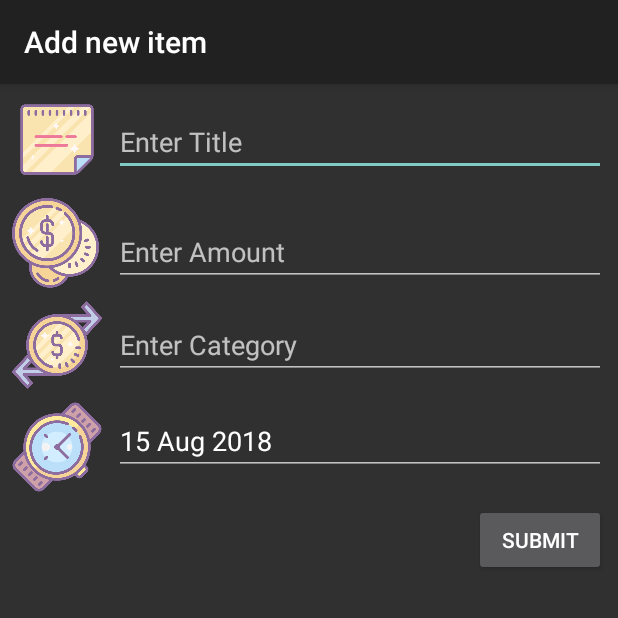
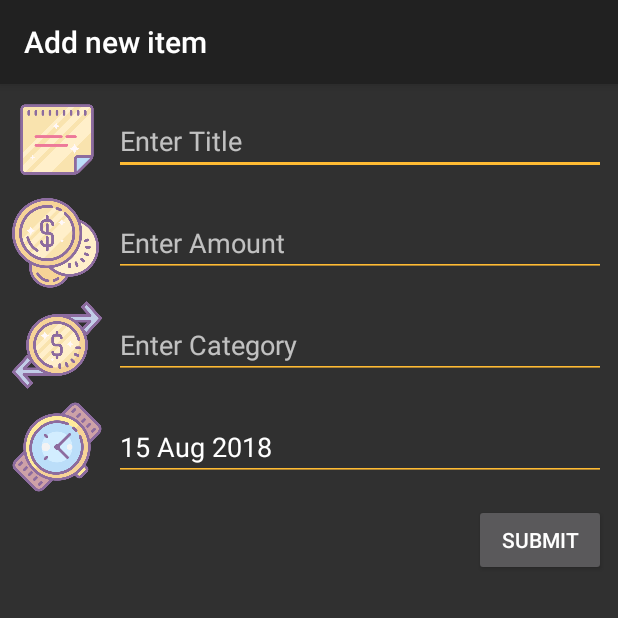
Before and after one commit to napattk/Budgeteer, an Android app: the screen it shows after launch (AddNewItemActivity), after a tap on an icon or button, on a phone screen of 412 x 824 dp, the top half of it. Run offline under Robolectric (Android 15) with nearby library versions, the phone set to English and light mode, and no system bars.

Commit message:
DB fetch for summary view activity

```diff
--- a/app/src/main/AndroidManifest.xml
+++ b/app/src/main/AndroidManifest.xml
@@ -31,7 +31,8 @@
         <activity
             android:name=".categoryPickerActivity"
             android:label="@string/title_activity_category_picker" />
-        <activity android:name=".CategoryPickerDialog"></activity>
+        <activity android:name=".CategoryPickerDialog" />
+        <activity android:name=".SummaryViewActivity"></activity>
     </application>
 
 </manifest>
--- a/app/src/main/java/com/example/mickey/budgeteer/MainActivity.kt
+++ b/app/src/main/java/com/example/mickey/budgeteer/MainActivity.kt
@@ -8,9 +8,11 @@ import android.support.v7.widget.LinearLayoutManager
 import android.view.Menu
 import android.view.MenuItem
 import kotlinx.android.synthetic.main.activity_main.*
-import java.util.*
 
 class MainActivity : AppCompatActivity() {
+
+    var year: String? = null;
+    var month: String? = null;
 
     override fun onCreate(savedInstanceState: Bundle?) {
         super.onCreate(savedInstanceState)
@@ -23,8 +25,8 @@ class MainActivity : AppCompatActivity() {
         val budgetItems :MutableList<Budget>
 
         //Check intent
-        val year = intent!!.getStringExtra("year")
-        val month = intent!!.getStringExtra("month")
+        year = intent!!.getStringExtra("year")
+        month = intent!!.getStringExtra("month")
 
         if(year != null && month != null){
             budgetItems = dbHandler.readDataFromMonth(year,month)
@@ -80,7 +82,15 @@ class MainActivity : AppCompatActivity() {
                 startActivity(intent)
                 return true
             }
+            R.id.summarySelect -> {
+                val intent = Intent(this, SummaryViewActivity::class.java)
 
+                intent.putExtra("year",year)
+                intent.putExtra("month",month)
+
+                startActivity(intent)
+                return true
+            }
         }
         return super.onOptionsItemSelected(item)
     }
--- a/app/src/main/res/layout/activity_add_new_item.xml
+++ b/app/src/main/res/layout/activity_add_new_item.xml
@@ -10,17 +10,21 @@
         android:id="@+id/titleEdit"
         android:layout_width="0dp"
         android:layout_height="wrap_content"
+        android:layout_marginBottom="8dp"
         android:layout_marginEnd="8dp"
         android:layout_marginStart="8dp"
-        android:layout_marginTop="16dp"
+        android:layout_marginTop="8dp"
+        android:backgroundTint="@android:color/holo_orange_light"
         android:ems="10"
         android:hint="Enter Title"
         android:inputType="textPersonName"
+        android:textColorLink="@android:color/holo_orange_light"
         android:textSize="18sp"
+        app:layout_constraintBottom_toBottomOf="@+id/imageView"
         app:layout_constraintEnd_toEndOf="parent"
         app:layout_constraintHorizontal_bias="0.0"
         app:layout_constraintStart_toEndOf="@+id/imageView"
-        app:layout_constraintTop_toTopOf="parent" />
+        app:layout_constraintTop_toTopOf="@+id/imageView" />
 
     <EditText
         android:id="@+id/amountEdit"
@@ -29,15 +33,17 @@
         android:layout_marginBottom="8dp"
         android:layout_marginEnd="8dp"
         android:layout_marginStart="8dp"
-        android:layout_marginTop="20dp"
+        android:layout_marginTop="8dp"
+        android:backgroundTint="@android:color/holo_orange_light"
         android:ems="10"
         android:hint="Enter Amount"
         android:inputType="number"
-        app:layout_constraintBottom_toTopOf="@+id/imageView3"
+        android:textColorLink="@android:color/holo_orange_light"
+        app:layout_constraintBottom_toBottomOf="@+id/imageView2"
         app:layout_constraintEnd_toEndOf="parent"
         app:layout_constraintHorizontal_bias="0.0"
         app:layout_constraintStart_toEndOf="@+id/imageView2"
-        app:layout_constraintTop_toBottomOf="@+id/imageView" />
+        app:layout_constraintTop_toTopOf="@+id/imageView2" />
 
     <Button
         android:id="@+id/submitButton"
@@ -108,14 +114,16 @@
         android:layout_marginEnd="8dp"
         android:layout_marginStart="8dp"
         android:layout_marginTop="8dp"
+        android:backgroundTint="@android:color/holo_orange_light"
         android:ems="10"
         android:focusable="false"
         android:hint="Enter date"
         android:inputType="date"
+        android:textColorLink="@android:color/holo_orange_light"
         app:layout_constraintBottom_toBottomOf="@+id/imageView4"
         app:layout_constraintEnd_toEndOf="parent"
         app:layout_constraintStart_toEndOf="@+id/imageView4"
-        app:layout_constraintTop_toBottomOf="@+id/imageView3" />
+        app:layout_constraintTop_toTopOf="@+id/imageView4" />
 
     <EditText
         android:id="@+id/categoryEdit"
@@ -125,13 +133,15 @@
         android:layout_marginEnd="8dp"
         android:layout_marginStart="8dp"
         android:layout_marginTop="8dp"
+        android:backgroundTint="@android:color/holo_orange_light"
         android:ems="10"
         android:focusable="false"
         android:hint="Enter Category"
         android:inputType="textPersonName"
-        app:layout_constraintBottom_toTopOf="@+id/imageView4"
+        android:textColorLink="@android:color/holo_orange_light"
+        app:layout_constraintBottom_toBottomOf="@+id/imageView3"
         app:layout_constraintEnd_toEndOf="parent"
         app:layout_constraintStart_toEndOf="@+id/imageView3"
-        app:layout_constraintTop_toBottomOf="@+id/imageView2" />
+        app:layout_constraintTop_toTopOf="@+id/imageView3" />
 
 </android.support.constraint.ConstraintLayout>
--- a/app/src/main/res/menu/month_select_menu.xml
+++ b/app/src/main/res/menu/month_select_menu.xml
@@ -5,6 +5,13 @@
         android:id="@+id/monthSelect"
         android:icon="@drawable/calendar"
         android:title="Select Month"
-        app:showAsAction="always"
+        app:showAsAction="ifRoom"
+        />
+
+    <item
+        android:id="@+id/summarySelect"
+        android:icon="@drawable/summary"
+        android:title="View Summary"
+        app:showAsAction="ifRoom"
         />
 </menu>
```
Also changed, not shown: app/src/main/java/com/example/mickey/budgeteer/SummaryViewActivity.kt (+33 -0 lines).
